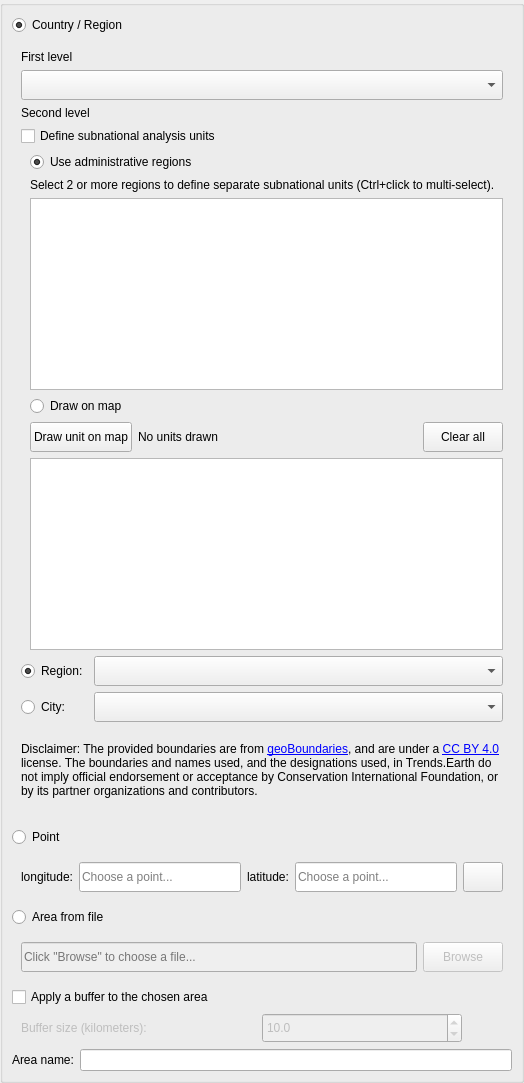
Qt form LDMP/gui/WidgetSelectArea.ui (ConservationInternational/trends.earth) before a commit.
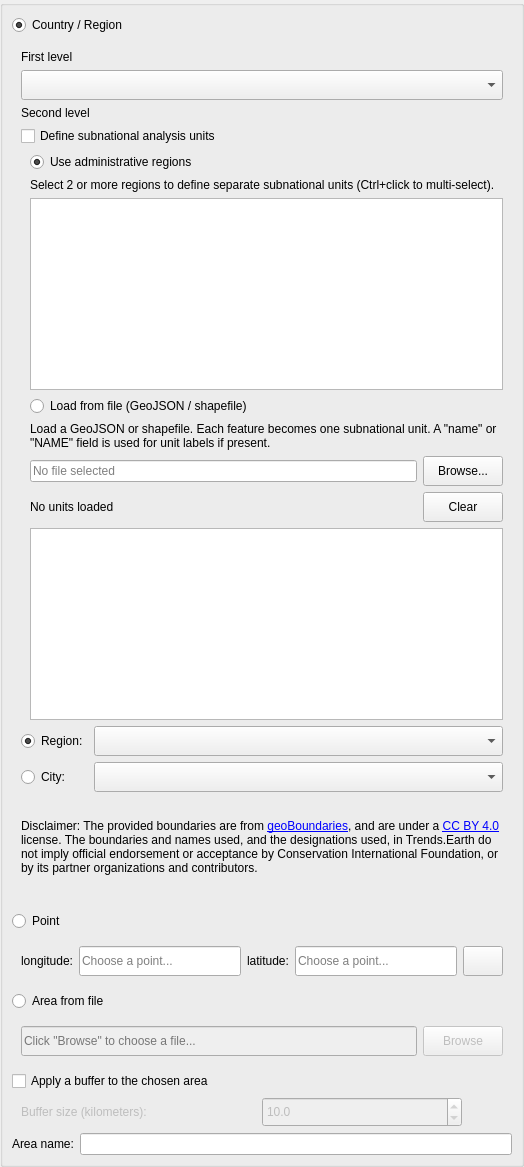
The same form after that commit.

Diff of the .ui file:
```diff
--- a/LDMP/gui/WidgetSelectArea.ui
+++ b/LDMP/gui/WidgetSelectArea.ui
@@ -197,7 +197,7 @@
                <item>
                 <widget class="QRadioButton" name="radio_subnational_draw">
                  <property name="text">
-                  <string>Draw on map</string>
+                  <string>Load from file (GeoJSON / shapefile)</string>
                  </property>
                  <attribute name="buttonGroup">
                   <string notr="true">subnational_type_buttonGroup</string>
@@ -226,9 +226,29 @@
                    <number>0</number>
                   </property>
                   <item>
-                   <layout class="QHBoxLayout" name="horizontalLayout_draw_controls">
+                   <widget class="QLabel" name="lbl_subnational_file_hint">
+                    <property name="text">
+                     <string>Load a GeoJSON or shapefile. Each feature becomes one subnational unit. A &quot;name&quot; or &quot;NAME&quot; field is used for unit labels if present.</string>
+                    </property>
+                    <property name="wordWrap">
+                     <bool>true</bool>
+                    </property>
+                   </widget>
+                  </item>
+                  <item>
+                   <layout class="QHBoxLayout" name="horizontalLayout_file_browse">
                     <item>
-                     <widget class="QPushButton" name="btn_draw_unit">
+                     <widget class="QLineEdit" name="area_subnational_file">
+                      <property name="readOnly">
+                       <bool>true</bool>
+                      </property>
+                      <property name="placeholderText">
+                       <string>No file selected</string>
+                      </property>
+                     </widget>
+                    </item>
+                    <item>
+                     <widget class="QPushButton" name="btn_browse_subnational_file">
                       <property name="minimumSize">
                        <size>
                         <width>0</width>
@@ -236,10 +256,14 @@
                        </size>
                       </property>
                       <property name="text">
-                       <string>Draw unit on map</string>
+                       <string>Browse...</string>
                       </property>
                      </widget>
                     </item>
+                   </layout>
+                  </item>
+                  <item>
+                   <layout class="QHBoxLayout" name="horizontalLayout_file_controls">
                     <item>
                      <widget class="QLabel" name="lbl_drawn_count">
                       <property name="sizePolicy">
@@ -249,7 +273,7 @@
                        </sizepolicy>
                       </property>
                       <property name="text">
-                       <string>No units drawn</string>
+                       <string>No units loaded</string>
                       </property>
                      </widget>
                     </item>
@@ -262,7 +286,7 @@
                        </size>
                       </property>
                       <property name="text">
-                       <string>Clear all</string>
+                       <string>Clear</string>
                       </property>
                      </widget>
                     </item>
```
Left out of the diff: 5 changed lines with no effect on the pictures.
